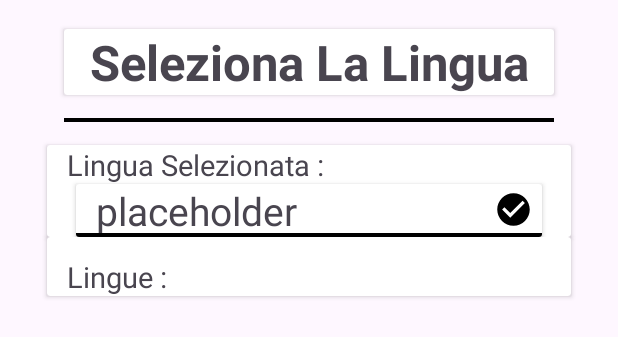
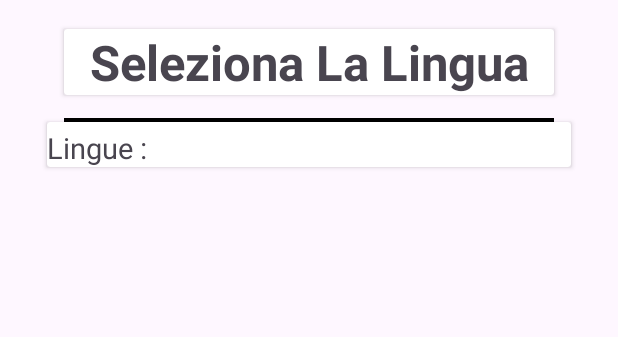
Before and after one commit to Jea-uni/change_lang, an Android app: the layout activity_main.xml on its own in the app's theme, with its tools: preview values and no code run, on a phone screen of 412 x 824 dp. Shown: the top 337 px of the screen. Run offline under Robolectric (Android 15) with nearby library versions, the phone set to English and light mode, and no system bars.

```diff
--- a/app/build.gradle.kts
+++ b/app/build.gradle.kts
@@ -25,6 +25,7 @@ android {
                 "proguard-rules.pro"
             )
         }
+
     }
     compileOptions {
         sourceCompatibility = JavaVersion.VERSION_1_8
@@ -33,7 +34,11 @@ android {
     kotlinOptions {
         jvmTarget = "1.8"
     }
+    buildFeatures{
+        viewBinding = true
+    }
 }
+
 
 dependencies {
 
--- a/app/src/main/res/drawable/checked.xml
+++ b/app/src/main/res/drawable/checked.xml
@@ -1,4 +1,4 @@
-<vector android:height="24dp" android:tint="#000000"
+<vector android:height="24dp" android:tint="@android:color/holo_green_dark"
     android:viewportHeight="24" android:viewportWidth="24"
     android:width="24dp" xmlns:android="http://schemas.android.com/apk/res/android">
     <path android:fillColor="@android:color/white" android:pathData="M12,2C6.48,2 2,6.48 2,12s4.48,10 10,10 10,-4.48 10,-10S17.52,2 12,2zM10,17l-5,-5 1.41,-1.41L10,14.17l7.59,-7.59L19,8l-9,9z"/>
--- a/app/src/main/res/drawable/unchecked.xml
+++ /dev/null
@@ -1,5 +0,0 @@
-<vector android:height="24dp" android:tint="#000000"
-    android:viewportHeight="24" android:viewportWidth="24"
-    android:width="24dp" xmlns:android="http://schemas.android.com/apk/res/android">
-    <path android:fillColor="@android:color/white" android:pathData="M12,2C6.48,2 2,6.48 2,12s4.48,10 10,10 10,-4.48 10,-10S17.52,2 12,2zM12,20c-4.42,0 -8,-3.58 -8,-8s3.58,-8 8,-8 8,3.58 8,8 -3.58,8 -8,8z"/>
-</vector>
--- a/app/src/main/res/layout/activity_main.xml
+++ b/app/src/main/res/layout/activity_main.xml
@@ -27,7 +27,7 @@
                 android:textAlignment="center"
                 android:textSize="@dimen/_25sdp"
                 android:textStyle="bold"
-                android:text="Seleziona La Lingua"
+                android:text="@string/tile_lbl"
                 app:layout_constraintLeft_toLeftOf="parent"
                 app:layout_constraintRight_toRightOf="parent"
                 app:layout_constraintTop_toTopOf="parent"/>
@@ -48,12 +48,12 @@
         app:layout_constraintLeft_toLeftOf="parent"
         app:layout_constraintTop_toBottomOf="@id/Title_card"/>
 
+
+
     <androidx.cardview.widget.CardView
         android:layout_width="match_parent"
         android:layout_height="wrap_content"
-        android:layout_marginTop="@dimen/_12sdp"
         android:layout_marginHorizontal="@dimen/_24sdp"
-        android:id="@+id/card_selected_lang"
         app:layout_constraintTop_toBottomOf="@id/divider1"
         app:layout_constraintLeft_toLeftOf="parent"
         app:layout_constraintRight_toRightOf="parent">
@@ -66,85 +66,8 @@
                 android:layout_width="wrap_content"
                 android:layout_height="wrap_content"
                 android:textSize="@dimen/_15sdp"
-                android:layout_marginLeft="@dimen/_10sdp"
-                android:text="Lingua Selezionata : "
-                android:id="@+id/Selected_language"
-                app:layout_constraintLeft_toLeftOf="parent"
-                app:layout_constraintTop_toTopOf="parent"/>
-
-            <androidx.cardview.widget.CardView xmlns:android="http://schemas.android.com/apk/res/android"
-                android:layout_width="match_parent"
-                android:layout_height="wrap_content"
-                android:layout_marginHorizontal="@dimen/_15sdp"
-                app:layout_constraintTop_toBottomOf="@id/Selected_language"
-                app:layout_constraintLeft_toLeftOf="parent"
-                app:layout_constraintBottom_toBottomOf="parent"
-                 >
-
-                <androidx.constraintlayout.widget.ConstraintLayout
-                    android:layout_width="match_parent"
-                    android:layout_height="match_parent">
-
-                    <TextView
-                        android:layout_width="wrap_content"
-                        android:layout_height="wrap_content"
-                        android:textSize="@dimen/_20sdp"
-                        android:layout_marginLeft="@dimen/_10sdp"
-                        android:text="placeholder"
-                        android:id="@+id/sel_lang"
-                        app:layout_constraintLeft_toLeftOf="parent"
-                        app:layout_constraintTop_toTopOf="parent"
-                        app:layout_constraintBottom_toBottomOf="parent"/>
-
-                    <ImageButton
-                        android:id="@+id/sel_btn"
-                        android:layout_width="@dimen/_20sdp"
-                        android:layout_height="@dimen/_20sdp"
-                        android:layout_marginVertical="@dimen/_3sdp"
-                        android:layout_marginStart="@dimen/_220sdp"
-                        android:layout_marginEnd="@dimen/_10sdp"
-                        android:background="@drawable/checked"
-                        app:layout_constraintRight_toRightOf="parent"
-                        app:layout_constraintLeft_toLeftOf="parent"
-                        app:layout_constraintTop_toTopOf="parent" />
-
-                    <View
-                        android:layout_width="match_parent"
-                        android:layout_height="@dimen/_2sdp"
-                        android:background="@color/black"
-                        android:id="@+id/divider"
-                        app:layout_constraintRight_toRightOf="parent"
-                        app:layout_constraintLeft_toLeftOf="parent"
-                        app:layout_constraintBottom_toBottomOf="parent"/>
-
-
-                </androidx.constraintlayout.widget.ConstraintLayout>
-
-            </androidx.cardview.widget.CardView>
-
-        </androidx.constraintlayout.widget.ConstraintLayout>
-
-    </androidx.cardview.widget.CardView>
-
-    <androidx.cardview.widget.CardView
-        android:layout_width="match_parent"
-        android:layout_height="wrap_content"
-        android:layout_marginHorizontal="@dimen/_24sdp"
-        app:layout_constraintTop_toBottomOf="@id/card_selected_lang"
-        app:layout_constraintLeft_toLeftOf="parent"
-        app:layout_constraintRight_toRightOf="parent">
-
-        <androidx.constraintlayout.widget.ConstraintLayout
-            android:layout_width="match_parent"
-            android:layout_height="match_parent">
-
-            <TextView
-                android:layout_width="wrap_content"
-                android:layout_height="wrap_content"
-                android:textSize="@dimen/_15sdp"
-                android:layout_marginTop="@dimen/_10sdp"
-                android:layout_marginLeft="@dimen/_10sdp"
-                android:text="Lingue : "
+                android:layout_marginTop="@dimen/_3sdp"
+                android:text="@string/lang_list_lbl"
                 android:id="@+id/Lang_list"
                 app:layout_constraintLeft_toLeftOf="parent"
                 app:layout_constraintTop_toTopOf="parent"/>
--- a/app/src/main/res/values/colors.xml
+++ b/app/src/main/res/values/colors.xml
@@ -2,4 +2,6 @@
 <resources>
     <color name="black">#FF000000</color>
     <color name="white">#FFFFFFFF</color>
+    <color name="grey">@android:color/darker_gray</color>
+    <color name="darker_grey">@android:color/system_neutral1_600</color>
 </resources>
--- a/app/src/main/res/values/strings.xml
+++ b/app/src/main/res/values/strings.xml
@@ -1,3 +1,7 @@
 <resources>
     <string name="app_name">tests</string>
+    <string name="tile_lbl">Seleziona La Lingua</string>
+    <string name="lang_list_lbl">Lingue : </string>
+    <string name="it">Italiano</string>
+    <string name="en">Inglese</string>
 </resources>
```
Also changed, not shown: app/src/main/java/com/example/tests/AdapterClass.kt (+21 -11 lines), app/src/main/java/com/example/tests/DataClass.kt (+1 -1 lines), app/src/main/java/com/example/tests/LocaleHelper.kt (added, +52 -0 lines), app/src/main/java/com/example/tests/MainActivity.kt (+29 -13 lines), app/src/main/res/drawable/custom_checkbox.xml (deleted, +0 -9 lines), app/src/main/res/layout/item_layout.xml (+23 -14 lines), 1 other file.
